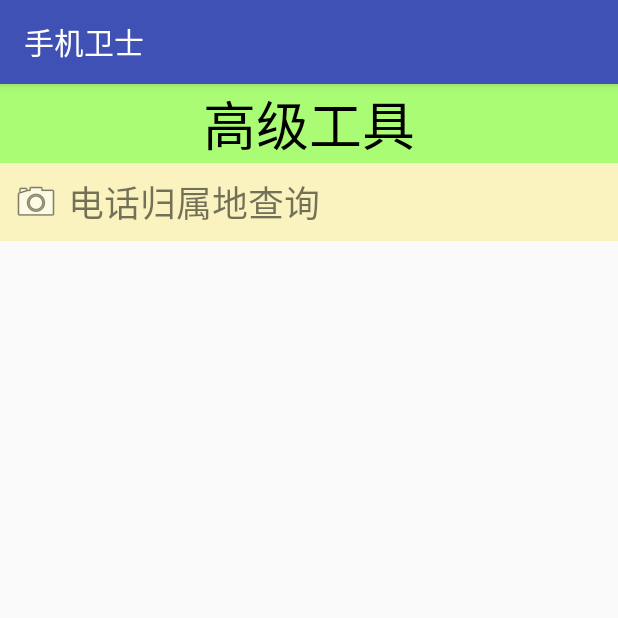
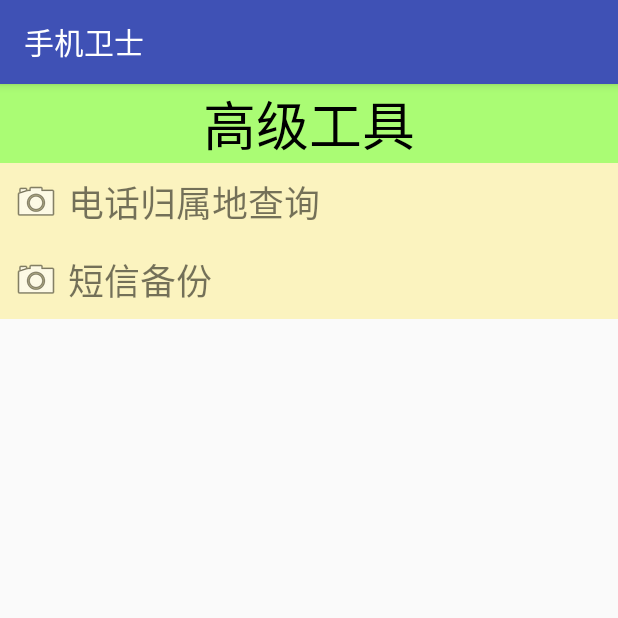
Before and after one commit to wuyinlei/MobileSafe, an Android app: the AToolsActivity screen opened directly, with no data from a screen before it, on a phone screen of 412 x 824 dp, the top half of it. Run offline under Robolectric (Android 15) with nearby library versions, the phone set to English and light mode, and no system bars.

Commit message:
初始化短信备份

```diff
--- a/src/main/AndroidManifest.xml
+++ b/src/main/AndroidManifest.xml
@@ -18,7 +18,9 @@
     <uses-permission android:name="android.permission.CALL_PHONE" />
     <uses-permission android:name="android.permission.READ_CALL_LOG" />
     <uses-permission android:name="android.permission.WRITE_CALL_LOG" />
-
+    <uses-permission android:name="android.permission.READ_SMS"/>
+    <uses-permission android:name="android.permission.WRITE_SMS"/>
+    <uses-permission android:name="android.permission.WRITE_EXTERNAL_STORAGE"/>
 
     <application
         android:allowBackup="true"
--- a/src/main/java/com/example/mobilesafe/activity/CallSafeActivity.java
+++ b/src/main/java/com/example/mobilesafe/activity/CallSafeActivity.java
@@ -292,10 +292,9 @@ public class CallSafeActivity extends AppCompatActivity {
             return convertView;
         }
 
-
     }
 
-    static class ViewHolder {
+    class ViewHolder {
         private TextView tvNumber;
         private TextView tvMode;
         private ImageView delete;
--- a/src/main/java/com/example/mobilesafe/engine/AppInfos.java
+++ b/src/main/java/com/example/mobilesafe/engine/AppInfos.java
@@ -37,8 +37,10 @@ public class AppInfos {
         //获取到整个安装到手机上的安装包
         List<PackageInfo> installedPackages = packageManager.getInstalledPackages(0);
 
+        //迭代集合
         for (PackageInfo installedPackage : installedPackages) {
 
+            //先创建一个Appinfo对象
             APPinfo apPinfo = new APPinfo();
 
             //获取到应用程序的图标
--- a/src/main/res/layout/activity_atools.xml
+++ b/src/main/res/layout/activity_atools.xml
@@ -20,4 +20,18 @@
         android:padding="@dimen/space_s"
         android:text="电话归属地查询"
         android:textSize="@dimen/txt_l" />
+
+
+    <TextView
+        android:layout_width="match_parent"
+        android:layout_height="wrap_content"
+        android:background="@drawable/text_selector_button"
+        android:clickable="true"
+        android:drawableLeft="@android:drawable/ic_menu_camera"
+        android:drawablePadding="5dp"
+        android:gravity="center_vertical"
+        android:onClick="backUpSms"
+        android:padding="@dimen/space_s"
+        android:text="短信备份"
+        android:textSize="@dimen/txt_l" />
 </LinearLayout>
```
Also changed, not shown: src/main/java/com/example/mobilesafe/activity/AToolsActivity.java (+13 -2 lines), src/main/java/com/example/mobilesafe/activity/AppManagerActivity.java (+68 -24 lines), src/main/java/com/example/mobilesafe/service/CallSafeService.java (+9 -2 lines), src/main/java/com/example/mobilesafe/utils/SMSUtils.java (added, +146 -0 lines), 1 other file.
